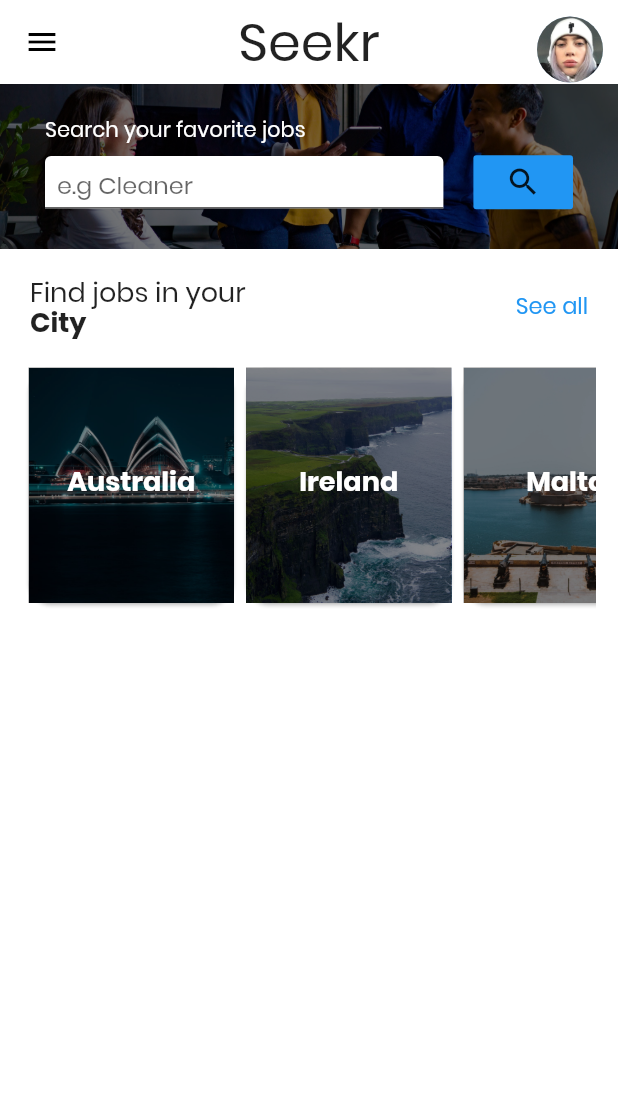
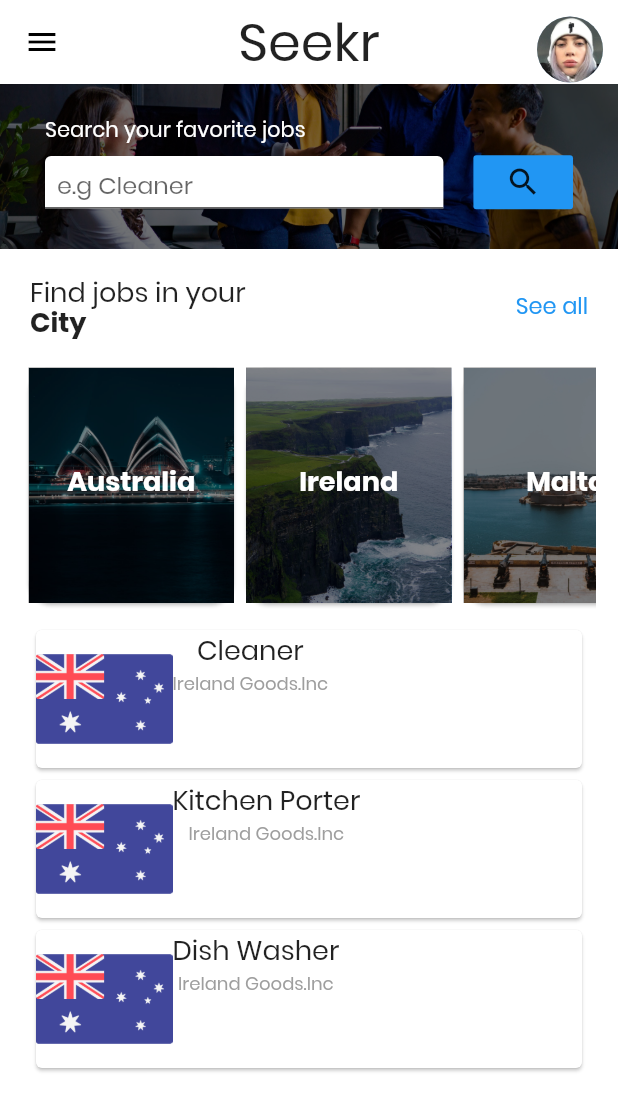
Before and after one commit to NicolasMarqui/Seekr-Flutter, a Flutter app: the screen it shows after launch, on a phone screen of 412 x 824 dp. Shown: the top 1111 px of the screen. Run offline on Flutter 3.47's test engine with Material 2 defaults, Android fonts, the phone set to English and light mode, and no system bars.

Commit message:
Menu now opens drawer

```diff
--- /dev/null
+++ b/frontend/lib/models/jobs.dart
@@ -0,0 +1,53 @@
+class Jobs{
+  final int id;
+  final String title;
+  final String description;
+  final String company;
+  final String city;
+  final String country;
+  final double salary;
+  final bool isHour;
+  final String currency;
+  final DateTime datePosted;
+
+  Jobs({this.id, this.title, this.description, this.company, this.city, this.country, this.salary, this.isHour, this.datePosted, this.currency,});
+}
+
+List<Jobs> jobs = [
+  Jobs(
+    id: 1,
+    title: "Cleaner",
+    description: "Lorem Ipsum é simplesmente uma simulação de texto da indústria tipográfica e de impressos, e vem sendo utilizado desde o século XVI, quando um impressor desconhecido..",
+    company: "Ireland Goods.Inc",
+    city: "Sidney",
+    country: "Australia",
+    salary: 19,
+    isHour: true,
+    datePosted: DateTime.now(),
+    currency: "Dollar",
+  ),
+  Jobs(
+    id: 2,
+    title: "Kitchen Porter",
+    description: "Lorem Ipsum é simplesmente uma simulação de texto da indústria tipográfica e de impressos, e vem sendo utilizado desde o século XVI, quando um impressor desconhecido..",
+    company: "Ireland Goods.Inc",
+    city: "Dublin",
+    country: "Ireland",
+    salary: 1600,
+    isHour: false,
+    datePosted: DateTime.now(),
+    currency: "Euro",
+  ),
+  Jobs(
+    id: 3,
+    title: "Dish Washer",
+    description: "Lorem Ipsum é simplesmente uma simulação de texto da indústria tipográfica e de impressos, e vem sendo utilizado desde o século XVI, quando um impressor desconhecido..",
+    company: "Ireland Goods.Inc",
+    city: "Galway",
+    country: "Ireland",
+    salary: 15,
+    isHour: true,
+    datePosted: DateTime.now(),
+    currency: "Euro",
+  ),
+];
--- a/frontend/lib/pages/home.dart
+++ b/frontend/lib/pages/home.dart
@@ -1,16 +1,22 @@
 import 'package:flutter/material.dart';
 
+import '../widgets/newestJobs.dart';
 import '../widgets/selectCity.dart';
 import '../widgets/searchBox.dart';
 
 class HomePage extends StatelessWidget {
+
   @override
   Widget build(BuildContext context) {
     return Scaffold(
       backgroundColor: Colors.white,
       appBar: AppBar(
         elevation: 0,
-        leading: Icon(Icons.menu),
+        leading: Builder(
+            builder: (context) => IconButton(
+                  icon: new Icon(Icons.menu),
+                  onPressed: () => Scaffold.of(context).openDrawer(),
+                )),
         title: Text(
           "Seekr",
           style: TextStyle(fontSize: 35, fontWeight: FontWeight.w400),
@@ -38,6 +44,7 @@ class HomePage extends StatelessWidget {
           children: <Widget>[
             SearchBox(),
             SelectCity(),
+            RecentJobs(),
           ],
         ),
       ),
--- /dev/null
+++ b/frontend/lib/widgets/newestJobs.dart
@@ -0,0 +1,58 @@
+import 'package:flutter/material.dart';
+
+import '../styles/styles.dart';
+import '../models/jobs.dart';
+
+class RecentJobs extends StatelessWidget {
+  const RecentJobs({Key key}) : super(key: key);
+
+  Widget displayImage(String c){
+
+    print(c);
+
+    switch(c){
+      case 'Australia':
+        return Image(image: AssetImage('assets/images/australia.png'),);
+      break;
+      case 'Ireland':
+        return Image(image: AssetImage('assets/images/irlanda.png'),);
+      break;
+      case 'Spain':
+        return Image(image: AssetImage('assets/images/spain.png'),);
+    }
+
+    return Image(image: AssetImage('assets/images/spain.png'),);
+  }
+
+  @override
+  Widget build(BuildContext context) {
+    return Container(
+      padding: EdgeInsets.symmetric(vertical: 10),
+      child: Column(
+        children: jobs.map((j) => Container(
+          padding: EdgeInsets.symmetric(horizontal: 20),
+          height: 100,
+          child: Card(
+            child: Row(
+              children: <Widget>[
+                Flexible(
+                  flex: 1,
+                  child:Image(image: AssetImage('assets/images/australia.png'),),
+                ),
+                Flexible(
+                  flex: 3,
+                  child: Column(
+                    children: <Widget>[
+                      Text(j.title, style: AppStyles.title_1(),),
+                      Text(j.company, style: AppStyles.desc(),),
+                    ],
+                  ),
+                ),
+              ],
+            ),
+          ),
+        )).toList(),
+      ),
+    );
+  }
+}
```
Also changed, not shown: frontend/assets/images/australia.png (added), frontend/assets/images/espanha.png (added), frontend/assets/images/irlanda.png (added).
